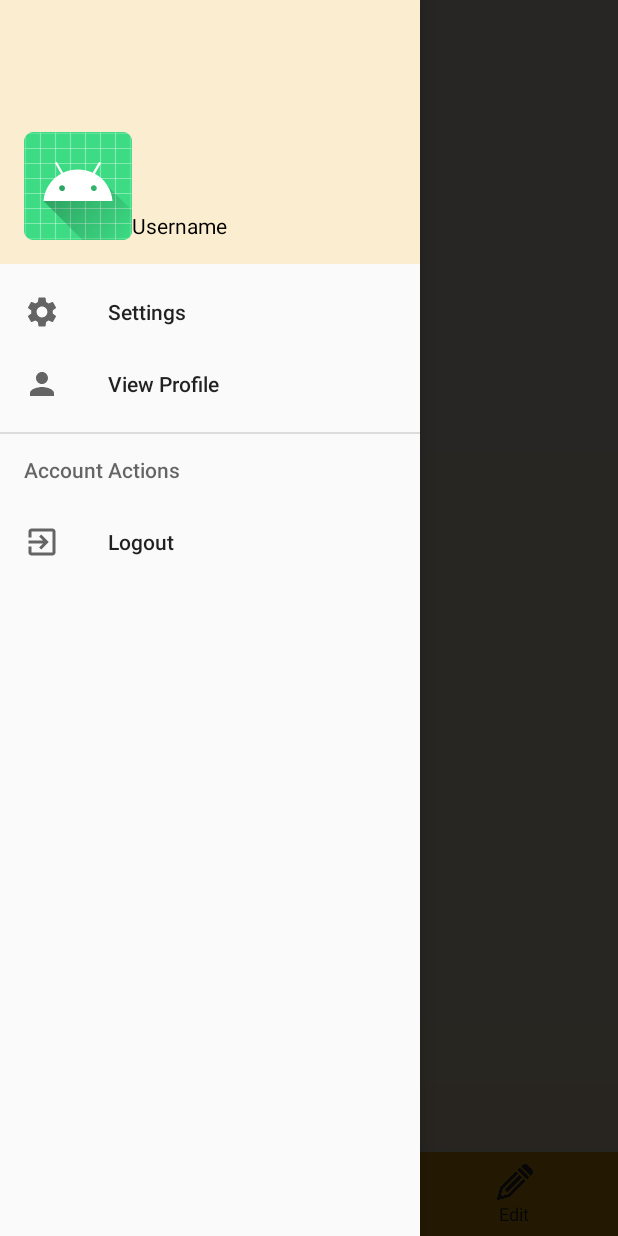
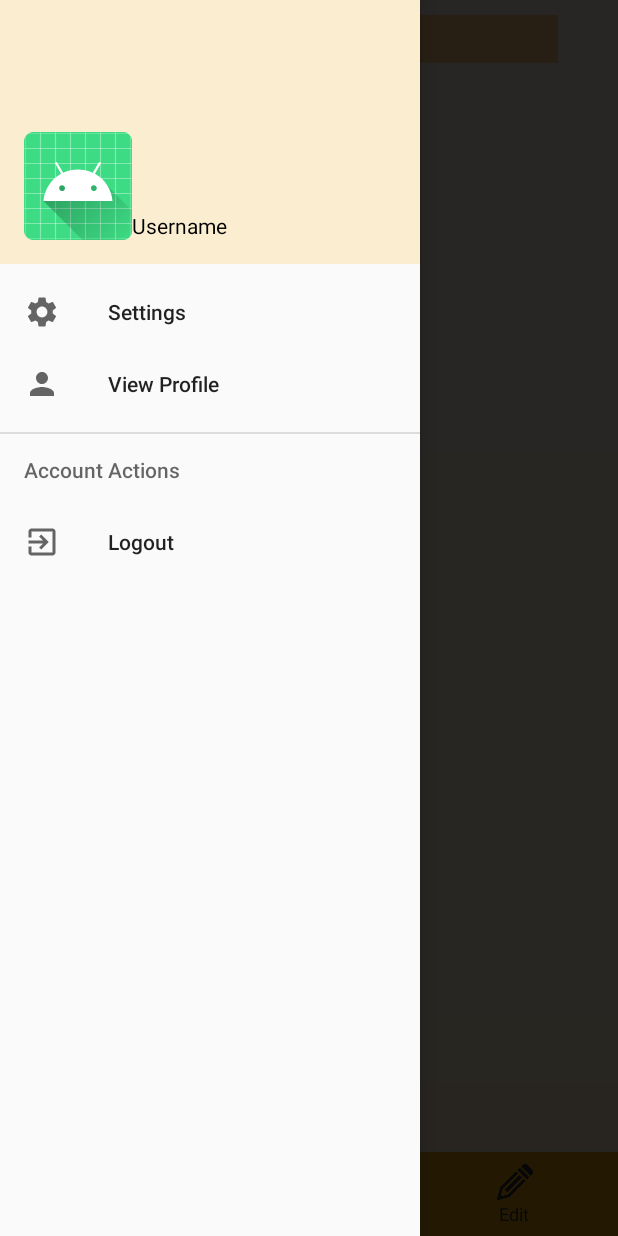
Before and after one commit to Vdhakal/git-set-code, an Android app: the MapsFragment screen opened through its navigation route, with the side drawer open, on a phone screen of 412 x 824 dp. Run offline under Robolectric (Android 15) with nearby library versions, the phone set to English and light mode, and no system bars; our stand-ins replace Volley, navigation-ui; libraries missing offline, so code that uses them is left out: com.skydoves.powerspinner; network calls fail; 8 statements that could not run were skipped.

Commit message:
some extras

```diff
--- a/app/build.gradle
+++ b/app/build.gradle
@@ -57,5 +57,6 @@ dependencies {
     implementation "androidx.cardview:cardview:1.0.0"
     implementation 'com.github.MAXDeliveryNG:slideview:1.1.0'
     implementation 'com.github.gcacace:signature-pad:1.3.1'
+    implementation "com.github.skydoves:powerspinner:1.1.7"
 
 }
--- a/app/src/main/java/com/example/git_set_code/fragments/MapsFragment.java
+++ b/app/src/main/java/com/example/git_set_code/fragments/MapsFragment.java
@@ -54,6 +54,9 @@ import com.here.sdk.routing.Route;
 import com.here.sdk.routing.RoutingEngine;
 import com.here.sdk.routing.RoutingError;
 import com.here.sdk.routing.Waypoint;
+import com.skydoves.powerspinner.IconSpinnerAdapter;
+import com.skydoves.powerspinner.IconSpinnerItem;
+import com.skydoves.powerspinner.PowerSpinnerView;
 
 import java.util.ArrayList;
 import java.util.Date;
@@ -62,6 +65,7 @@ import java.util.List;
   public class MapsFragment extends Fragment implements LifecycleOwner {
 
       private ProgressBar progressBar;
+      private PowerSpinnerView powerSpinnerView;
       private View rootView;
       private static final String TAG = "Maps";
       private PermissionsRequestor permissionsRequestor;
@@ -104,19 +108,26 @@ import java.util.List;
 
         if(!mapViewModel.isRouteHasBeenDrawn())Toast.makeText(getContext(), "Route has not been drawn "+mapViewModel.getWaypoints().size(), Toast.LENGTH_SHORT).show();
 
-        progressBar = (ProgressBar)rootView.findViewById(R.id.progress_circular);
-        fabMapScene = (FloatingActionButton)rootView.findViewById(R.id.fab_satelite);
-        fabMapLocation = (FloatingActionButton)rootView.findViewById(R.id.fab_CurrentLocation);
-        startNavigationButton = (Button)rootView.findViewById(R.id.navigationButton);
+        progressBar = rootView.findViewById(R.id.progress_circular);
+        fabMapScene = rootView.findViewById(R.id.fab_satelite);
+        fabMapLocation = rootView.findViewById(R.id.fab_CurrentLocation);
+        startNavigationButton = rootView.findViewById(R.id.navigationButton);
+        powerSpinnerView =  rootView.findViewById(R.id.power_spinner);
         startNavigationButton.setVisibility(View.GONE);
         fabMapLocation.setVisibility(View.GONE);
         fabMapScene.setVisibility(View.GONE);
+        powerSpinnerView.setVisibility(View.GONE);
+        setUpSpinner();
         fabonclickListeners();
 
         navigationClickListener(rootView);
         return rootView;
 
     }
+
+      private void setUpSpinner() {
+          powerSpinnerView.showOrDismiss();
+      }
 
       private void navigationClickListener(View rootView) {
           startNavigationButton.setOnClickListener(new View.OnClickListener() {
@@ -214,10 +225,11 @@ import java.util.List;
                     }
 
                 });
+                progressBar.setVisibility(View.GONE);
                 startNavigationButton.setVisibility(View.VISIBLE);
                 fabMapLocation.setVisibility(View.VISIBLE);
                 fabMapScene.setVisibility(View.VISIBLE);
-                progressBar.setVisibility(View.GONE);
+                powerSpinnerView.setVisibility(View.VISIBLE);
             }
         });
 
```
Also changed, not shown: app/src/main/res/layout/fragment_maps.xml (+29 -0 lines), app/src/main/res/values/location_array.xml (added, +8 -0 lines).
